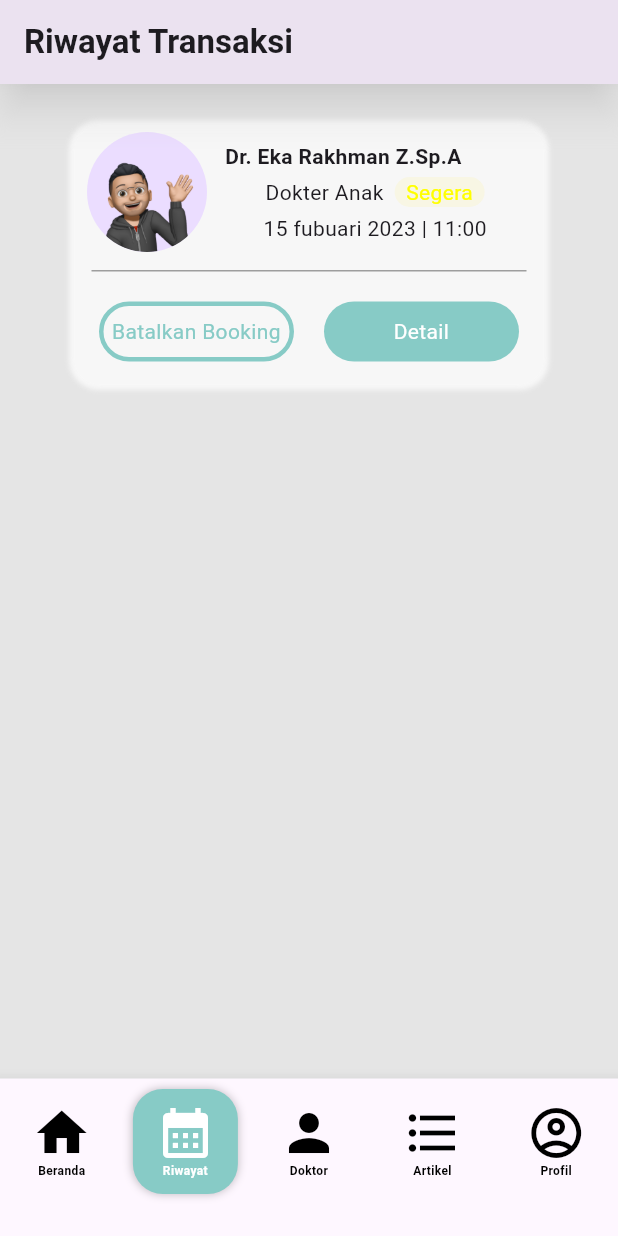
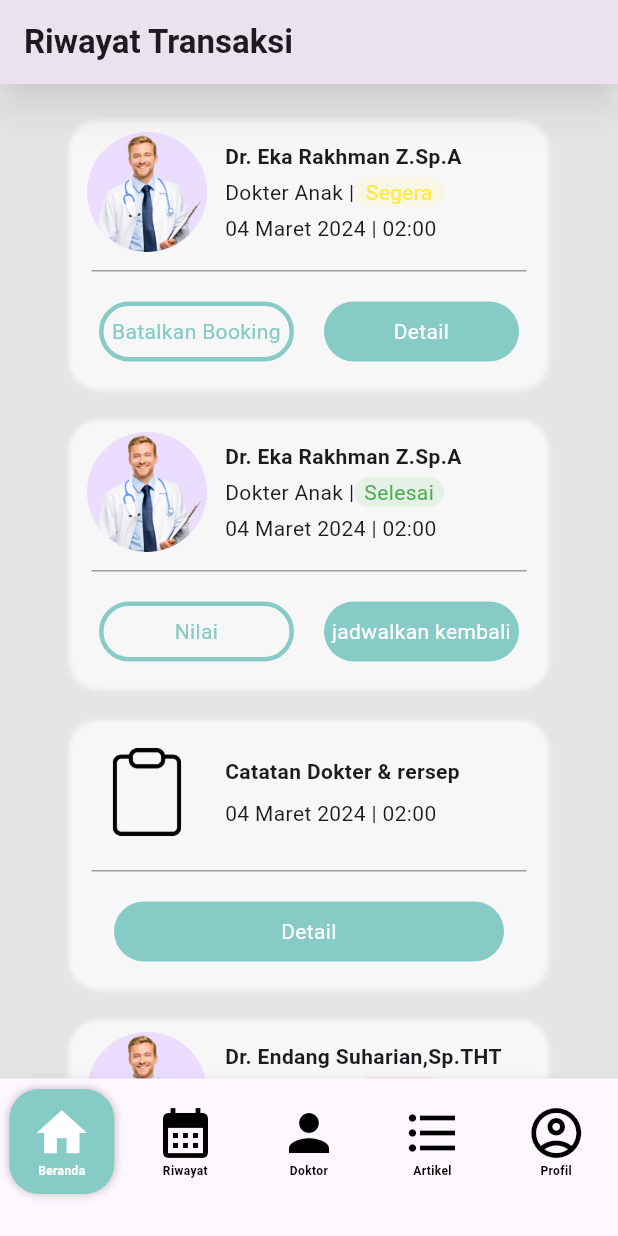
Before and after one commit to shinshARK/medifast, a Flutter app: the riwayatTransaksi screen opened directly, on a phone screen of 412 x 824 dp. Run offline on Flutter 3.47's test engine with Material 3 defaults, Android fonts, the phone set to English and light mode, and no system bars; our stand-ins replace flutter_feather_icons, google_fonts.

Commit message:
fix : penampilkan riwayat banyak, memperbaiki warna pergantian dari status dan pengaturan jumlah tombol

```diff
--- a/lib/screens/riwayatTransaksi.dart
+++ b/lib/screens/riwayatTransaksi.dart
@@ -1,8 +1,10 @@
+// ignore: file_names
 import 'package:flutter/material.dart';
-import 'package:google_fonts/google_fonts.dart';
-import "package:flutter_feather_icons/flutter_feather_icons.dart";
-import 'package:rumah_sakit/screens/home_screen.dart';
 import 'dart:async';
+import 'package:intl/intl.dart';
+import 'package:intl/date_symbol_data_local.dart';
+import 'package:rumah_sakit/components/bottomNavigasiBar.dart';
+
 
 
 
@@ -15,21 +17,19 @@ class riwayatTransaksi extends StatefulWidget {
   _riwayatTransaksiState createState() => _riwayatTransaksiState();
 }
 
-
-
-
-
-
-
 // ignore: camel_case_types
 class _riwayatTransaksiState extends State<riwayatTransaksi> {
-  var riwayatPemesanan = [{"nama Dokter":"Dr. Eka Rakhman Z.Sp.A","Spesialis":"Dokter Anak","Status Riwayat":"Segera","Tanggal" : "2024-03-04","jam":"02:00:00.857"}];
-  var riwayatResep = [];
+  var riwayatPemesanan = [{"nama Dokter":"Dr. Eka Rakhman Z.Sp.A","Spesialis":"Dokter Anak","Status Riwayat":"Segera","Tanggal" : "2024-03-04","jam":"02:00:00.857","gambar":"dokter_1.png","pilihan" : "jadwal"},
+    {"nama Dokter":"Dr. Eka Rakhman Z.Sp.A","Spesialis":"Dokter Anak","Status Riwayat":"Selesai","Tanggal" : "2024-03-04","jam":"02:00:00.857","gambar":"dokter_1.png","pilihan" : "jadwal"},
+    {"nama Dokter":"-","Spesialis":"-","Status Riwayat":"-","Tanggal" : "2024-03-04","jam":"02:00:00.857","gambar":"task_1.png","pilihan" : "catatan"},
+    {"nama Dokter":"Dr. Endang Suharian,Sp.THT","Spesialis":"Dokter THT","Status Riwayat":"Batal","Tanggal" : "2024-03-04","jam":"02:00:00.857","gambar":"dokter_1.png","pilihan" : "jadwal"}
+  ];
+
   @override
   Widget build(BuildContext context) {
 
     return Scaffold(
-      bottomNavigationBar: _bottomNavigasiBar(),
+      bottomNavigationBar: BottomNavigasiBar(),
 
       appBar: AppBar(
         title: const Text('Riwayat Transaksi',style: TextStyle(fontWeight: FontWeight.w700),),
@@ -39,99 +39,22 @@ class _riwayatTransaksiState extends State<riwayatTransaksi> {
       backgroundColor: Colors.black.withOpacity(0.1),
       body: SingleChildScrollView(
         child: Column(
-          children: List.generate(1, (index) {
-            return _riwayat(2,true,false,1);
+          children: List.generate(4, (index) {
+            return riwayatPemesanan[index]['pilihan'] == "jadwal" ? riwayatPemesanan[index]['Status Riwayat'] == "batal" ? _riwayat(1,true,1,index)  : _riwayat(2,true,1,index) : _riwayat(1,false,2,index);
           }),
         ),
       ),
     );
   }
 
-  // ignore: non_constant_identifier_names
-  var menu_icon = [
-    Icons.home,
-    Icons.calendar_month,
-    Icons.person,
-    Icons.format_list_bulleted,
-    Icons.account_circle_outlined
-  ];
 
-  // ignore: non_constant_identifier_names
-  var menu_label = ["Beranda", "Riwayat", "Doktor", "Artikel", "Profil"];
-  final int _selectedIndex = 1;
 
-  BottomNavigationBar _bottomNavigasiBar() {
-    return BottomNavigationBar(
-      type: BottomNavigationBarType.fixed,
-
-      showUnselectedLabels: true,
-      items: menu_icon
-          .asMap()
-          .entries
-          .map((e) => BottomNavigationBarItem(
-                icon: GestureDetector(
-                  onTap: (){
-                    if(e.key == 0){
-                      Navigator.of(context).pushAndRemoveUntil(
-                        MaterialPageRoute(
-                          // ignore: non_constant_identifier_names
-                          builder: (Context) => home_screen(),
-                        ),
-                        (route) => false);
-                    }
-                  },
-                  child: Container(
-                    width: 70,
-                    height: 70,
-                    decoration: BoxDecoration(
-                      color: _selectedIndex == e.key
-                          ? const Color.fromARGB(255, 135, 203, 198)
-                          : null, // Warna latar belakang saat item dipilih
-                      borderRadius: BorderRadius.circular(20),
-                      boxShadow: _selectedIndex ==
-                              e.key // Menambahkan efek bayangan saat item dipilih
-                          ? [
-                              BoxShadow(
-                                color: Colors.black.withOpacity(0.25),
-                                blurRadius: 4.9,
-                                offset:
-                                    const Offset(0, 0), // changes position of shadow
-                              ),
-                            ]
-                          : null,
-                    ),
-                    child: Column(
-                      mainAxisAlignment: MainAxisAlignment.center,
-                      children: [
-                        Icon(e.value,size: 40,color: _selectedIndex == e.key
-                                  ? Colors.white
-                                  : Colors.black,), // Mengubah ukuran ikon
-                        Text(
-                          menu_label[e.key],
-                          style: TextStyle(
-                              color: _selectedIndex == e.key
-                                  ? Colors.white
-                                  : Colors.black,
-                              fontWeight: FontWeight.w700,
-                              fontSize: 8),
-                              textAlign: TextAlign.center,
-                        ), // Menambahkan label ke dalam Container
-                      ],
-                    ),
-                  ),
-                ),
-                label: '', // Menghapus label dari BottomNavigationBarItem
-              ))
-          .toList(),
-    );
-  }
-
-  Center _riwayat(int jumlahTombol,bool keterangan,bool pembatasKeterangan,int jenisPilihan){
+  Center _riwayat(int jumlahTombol,bool keterangan,int jenisPilihan,int indek){
     return Center(
       child: Container(
         width: 320,
         height: 180,
-        margin: EdgeInsets.only(top: 20),
+        margin: const EdgeInsets.only(top: 20),
         decoration: BoxDecoration(
           borderRadius: BorderRadius.circular(20),
           boxShadow: [
@@ -150,42 +73,69 @@ class _riwayatTransaksiState extends State<riwayatTransaksi> {
                 CircleAvatar(
                   radius: 52,
                   backgroundColor: Colors.white.withOpacity(0.0),
-                  child: const CircleAvatar(
-                    radius: 40,
-                    backgroundImage: AssetImage(
-                        'assets/images/profile_picture_2.png'), // Ganti dengan path foto Anda
-                  ),
+                  child: keterangan == true ?
+                    CircleAvatar(
+                      radius: 40,
+                      backgroundImage: AssetImage("assets/images/${riwayatPemesanan[indek]['gambar']}"),
+                    )
+                    :
+                    Container(
+                      width: 60,
+                      height: 60,
+                      decoration: BoxDecoration(
+                        image: DecorationImage(
+                          image: AssetImage("assets/images/${riwayatPemesanan[indek]['gambar']}"),
+                          fit: BoxFit.cover,
+                        ),
+                      ),
+                    ),
                 )
+
                 ,
                 Column(
+                  crossAxisAlignment: CrossAxisAlignment.start,
                   children: [
-                    Container(
-                      width: 200,
-                      child: Text(jenisPilihan == 1 ? riwayatPemesanan[0]["nama Dokter"]:riwayatResep[0],style: TextStyle(fontWeight: FontWeight.bold))
-                      ),
+                    Text(jenisPilihan == 1 ? riwayatPemesanan[indek]["nama Dokter"]!:"Catatan Dokter & rersep",style: const TextStyle(fontWeight: FontWeight.bold)),
                     const SizedBox(
                       height: 4,
                     ),
-                    keterangan == true ? Row(
+                    if (keterangan == true) Row(
                       children: [
-                        Text("Dokter Anak "),
-                        pembatasKeterangan == true ? Text("|") : Text(" "),
+                        Text(riwayatPemesanan[0]['Spesialis']!),
+                        const Text(" |"),
                         Container(
                           width: 60,
                           decoration: BoxDecoration(
-                            color: Colors.yellow.withOpacity(0.1),
+                            color: riwayatPemesanan[indek]["Status Riwayat"] == "Segera" ? Colors.yellow.withOpacity(0.1) : riwayatPemesanan[indek]["Status Riwayat"] == "Selesai" ? Colors.green.withOpacity(0.1) : Colors.red.withOpacity(0.1) ,
                             borderRadius: BorderRadius.circular(20)
                           ),
-                          child: Text(riwayatPemesanan[0]["Status Riwayat"]!,style: TextStyle(color: Color.fromARGB(255, 255, 255, 0)),textAlign: TextAlign.center,),
+                          child: Text(riwayatPemesanan[indek]["Status Riwayat"]!,style: TextStyle(
+                            color: riwayatPemesanan[indek]["Status Riwayat"] == "Segera" ? Colors.yellow : riwayatPemesanan[indek]["Status Riwayat"] == "Selesai" ? Colors.green : Colors.red,
+                          ),textAlign: TextAlign.center,),
                         )
                       ],
-                    ) : const SizedBox(
+                    ) else const SizedBox(
                       height: 0,
                     ),
                     const SizedBox(
                       height: 4,
                     ),
-                    Text("15 fubuari 2023 | 11:00")
+
+                    FutureBuilder<String>(
+                      future: formatTanggalDanWaktu(riwayatPemesanan[indek]["Tanggal"]!, riwayatPemesanan[indek]["jam"]!), // panggil fungsi Anda di sini
+                      builder: (BuildContext context, AsyncSnapshot<String> snapshot) {
+                        if (snapshot.connectionState == ConnectionState.waiting) {
+                          return const CircularProgressIndicator();  // tampilkan indikator loading saat menunggu
+                        } else {
+                          if (snapshot.hasError) {
+                            return Text('Error: ${snapshot.error}');
+                          } else {
+                            return Text('${snapshot.data}');  // tampilkan hasil fungsi
+                          }
+                        }
+                      },
+                    )
+
                   ],
                 )
               ],
@@ -193,30 +143,49 @@ class _riwayatTransaksiState extends State<riwayatTransaksi> {
             Container(
               width: 290,
               alignment: AlignmentDirectional.center,
-              decoration: BoxDecoration(
+              decoration: const BoxDecoration(
                 border: Border(top: BorderSide(color: Colors.grey))
               ),
-              child: Row(
+              child:jumlahTombol == 2 ? Row(
                 mainAxisAlignment: MainAxisAlignment.center,
                 children: [
                   GestureDetector(
                     onTap: (){
 
+
+                      // switch (pageName) {
+                      //   case 'Page1':
+                      //     Navigator.push(
+                      //       context,
+                      //       MaterialPageRoute(builder: (context) => Page1()),
+                      //     );
+                      //     break;
+                      //   case 'Page2':
+                      //     // Panggil fungsi Anda di sini
+                      //     yourFunction();
+                      //     break;
+                      //   // tambahkan kasus lainnya sesuai kebutuhan
+                      //   default:
+                      //     Navigator.push(
+                      //       context,
+                      //       MaterialPageRoute(builder: (context) => HomePage()),
+                      //     );
+                      // }
                     },
                     child: Container(
                       width: 130,
                       height: 40,
                       alignment: AlignmentDirectional.center,
-                      margin: EdgeInsets.only(right: 20,top: 20),
+                      margin: const EdgeInsets.only(right: 20,top: 20),
                       decoration: BoxDecoration(
 
                         borderRadius: BorderRadius.circular(20),
                         border: Border.all(
-                          color: Color.fromARGB(255, 135, 203, 198), // Warna border
+                          color: const Color.fromARGB(255, 135, 203, 198), // Warna border
                           width: 3.0, // Ketebalan border
                         )
                       ),
-                      child: Text("Batalkan Booking",style: TextStyle(color: Color.fromARGB(255, 135, 203, 198)),textAlign: TextAlign.center,),
+                      child: Text(riwayatPemesanan[indek]["Status Riwayat"] == "Segera" ? "Batalkan Booking" : "Nilai",style: const TextStyle(color: Color.fromARGB(255, 135, 203, 198)),textAlign: TextAlign.center,),
                     ),
                   ),
                    GestureDetector(
@@ -227,20 +196,51 @@ class _riwayatTransaksiState extends State<riwayatTransaksi> {
                       width: 130,
                       height: 40,
                       alignment: AlignmentDirectional.center,
-                      margin: EdgeInsets.only(top: 20),
+                      margin: const EdgeInsets.only(top: 20),
                       decoration: BoxDecoration(
-                        color: Color.fromARGB(255, 135, 203, 198),
+                        color: const Color.fromARGB(255, 135, 203, 198),
                         borderRadius: BorderRadius.circular(20)
                       ),
-                      child: Text("Detail",style: TextStyle(color: Colors.white),textAlign: TextAlign.center,),
+                      child: Text(riwayatPemesanan[indek]["Status Riwayat"] == "Segera" ? "Detail" : "jadwalkan kembali",style: const TextStyle(color: Colors.white),textAlign: TextAlign.center,),
                     ),
                   )
                 ],
-              ),
+              ) : GestureDetector(
+                    onTap: (){
+
+                    },
+                    child: Container(
+                      width: 260,
+                      height: 40,
+                      alignment: AlignmentDirectional.center,
+                      margin: const EdgeInsets.only(top: 20),
+                      decoration: BoxDecoration(
+                        color: const Color.fromARGB(255, 135, 203, 198),
+                        borderRadius: BorderRadius.circular(20)
+                      ),
+                      child: Text(keterangan == false ? "Detail" : "jadwalkan ulang",style: const TextStyle(color: Colors.white),textAlign: TextAlign.center,),
+                    ),
+                  ),
             )
           ],
         ),
       ),
     );
   }
+
+  Future<String> formatTanggalDanWaktu(String tanggalInput, String jamInput) async {
+    await initializeDateFormatting('id_ID', null);
+
+    var tanggal = DateTime.parse(tanggalInput);
+    var jam = TimeOfDay.fromDateTime(DateTime.parse("1970-01-01 $jamInput"));
+
+    var formatterTanggal = DateFormat('dd MMMM yyyy', 'id_ID');
+    var formatterJam = DateFormat('HH:mm', 'id_ID');
+
+    var tanggalFormatted = formatterTanggal.format(tanggal);
+    var jamFormatted = formatterJam.format(DateTime(1970, 1, 1, jam.hour, jam.minute));
+
+    return "$tanggalFormatted | $jamFormatted";
+  }
+
 }
--- a/pubspec.yaml
+++ b/pubspec.yaml
@@ -41,6 +41,8 @@ dependencies:
   google_fonts: ^6.1.0
 
   flutter_feather_icons: ^2.0.0+1
+
+  intl: ^0.17.0
 
 dev_dependencies:
   flutter_test:
```
Also changed, not shown: assets/images/dokter_1.png (added), assets/images/task_1.png (added), pubspec.lock, 1 other file.
